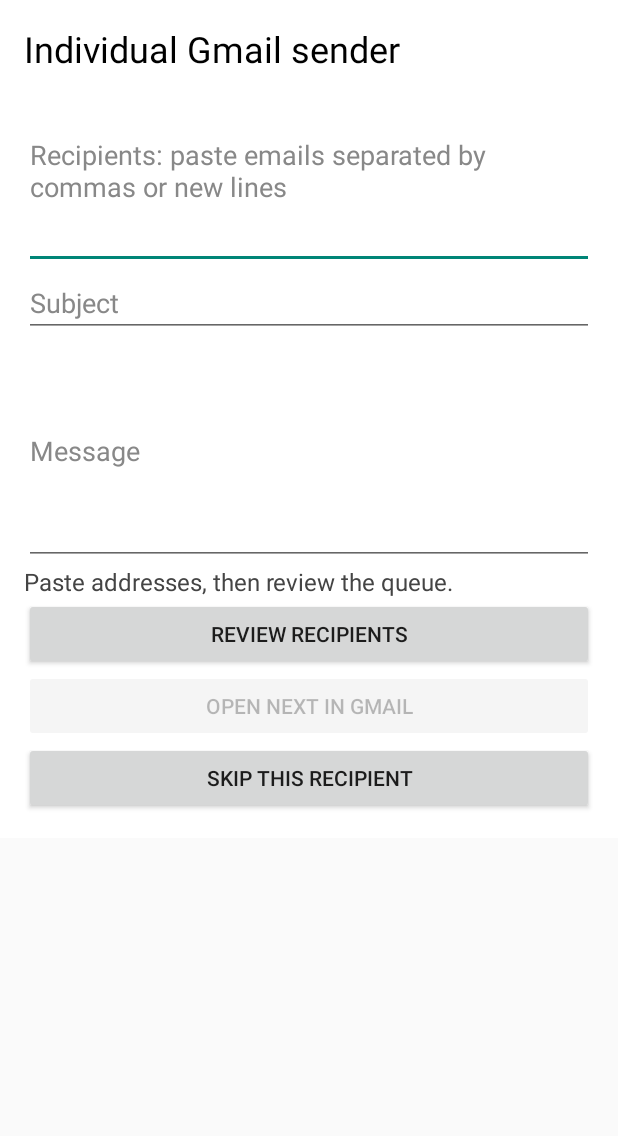
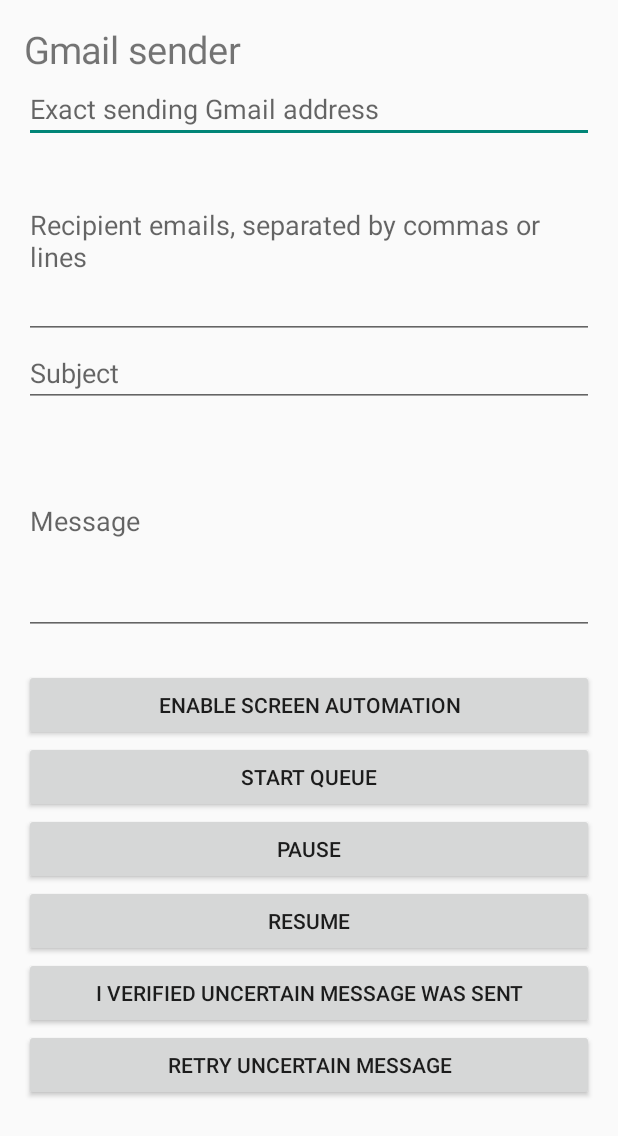
Before and after one commit to Wesal-Nowsher/gmailsender, an Android app: the screen it shows after launch (MainActivity), on a phone screen of 412 x 824 dp. Shown: the top 1136 px of the screen. Run offline under Robolectric (Android 15) with nearby library versions, the phone set to English and light mode, and no system bars; 1 statement that could not run was skipped.

Commit message:
Implement Gmail screen sender

```diff
--- a/app/src/main/java/com/wykasolutions/gmailsender/MainActivity.kt
+++ b/app/src/main/java/com/wykasolutions/gmailsender/MainActivity.kt
@@ -2,59 +2,40 @@ package com.wykasolutions.gmailsender
 
 import android.app.Activity
 import android.content.Intent
-import android.net.Uri
 import android.os.Bundle
-import android.graphics.Color
-import android.view.View
+import android.provider.Settings
 import android.widget.*
-import java.util.Locale
 
 class MainActivity : Activity() {
+ private lateinit var from: EditText
  private lateinit var recipients: EditText
  private lateinit var subject: EditText
  private lateinit var body: EditText
  private lateinit var status: TextView
- private lateinit var send: Button
- private var queue = listOf<String>()
- private var index = 0
  override fun onCreate(savedInstanceState: Bundle?) {
   super.onCreate(savedInstanceState)
-  val root = LinearLayout(this).apply { orientation = LinearLayout.VERTICAL; setPadding(24,24,24,24); setBackgroundColor(Color.WHITE) }
-  val title = TextView(this).apply { text = "Individual Gmail sender"; textSize = 24f; setTextColor(Color.BLACK) }
-  root.addView(title)
-  fun field(hint: String, lines: Int): EditText = EditText(this).apply { this.hint = hint; minLines = lines; setTextColor(Color.BLACK); setHintTextColor(Color.GRAY); root.addView(this) }
-  recipients = field("Recipients: paste emails separated by commas or new lines", 5)
-  subject = field("Subject", 1)
+  val layout = LinearLayout(this).apply { orientation = 1; setPadding(24, 24, 24, 24) }
+  fun field(hint: String, lines: Int = 1) = EditText(this).also { it.hint = hint; it.minLines = lines; layout.addView(it) }
+  layout.addView(TextView(this).apply { text = "Gmail sender"; textSize = 25f })
+  from = field("Exact sending Gmail address")
+  recipients = field("Recipient emails, separated by commas or lines", 5)
+  subject = field("Subject")
   body = field("Message", 6)
-  status = TextView(this).apply { text = "Paste addresses, then review the queue."; textSize = 16f; setTextColor(Color.DKGRAY); root.addView(this) }
-  val prepare = Button(this).apply { text = "Review recipients"; setOnClickListener { prepareQueue() } }
-  root.addView(prepare)
-  send = Button(this).apply { text = "Open next in Gmail"; isEnabled = false; setOnClickListener { openNext() } }
-  root.addView(send)
-  val skip = Button(this).apply { text = "Skip this recipient"; setOnClickListener { if (index < queue.size) { index++; updateStatus() } } }
-  root.addView(skip)
-  val scroller = ScrollView(this); scroller.addView(root); setContentView(scroller)
+  status = TextView(this).apply { textSize = 17f; layout.addView(this) }
+  layout.addView(Button(this).apply { text = "Enable screen automation"; setOnClickListener { startActivity(Intent(Settings.ACTION_ACCESSIBILITY_SETTINGS)) } })
+  layout.addView(Button(this).apply { text = "Start queue"; setOnClickListener {
+   if (GmailAutomation.instance == null) { status.text = "Enable screen automation first."; return@setOnClickListener }
+   val regex = Regex("^[A-Z0-9._%+\\-]+@[A-Z0-9.\\-]+\\.[A-Z]{2,}$", RegexOption.IGNORE_CASE)
+   val list = recipients.text.toString().split(Regex("[,;\\s]+")).map { it.trim() }.filter { regex.matches(it) }.distinctBy { it.lowercase() }
+   if (!regex.matches(from.text.toString().trim()) || list.isEmpty() || subject.text.isBlank() || body.text.isBlank()) { status.text = "Enter sender, valid recipients, subject and message."; return@setOnClickListener }
+   SendQueue.start(this@MainActivity, from.text.toString().trim(), list, subject.text.toString(), body.text.toString()); update()
+  } })
+  layout.addView(Button(this).apply { text = "Pause"; setOnClickListener { SendQueue.setState(this@MainActivity, "paused", "Paused by user"); update() } })
+  layout.addView(Button(this).apply { text = "Resume"; setOnClickListener { SendQueue.resume(this@MainActivity); update() } })
+  layout.addView(Button(this).apply { text = "I verified uncertain message was sent"; setOnClickListener { SendQueue.resolve(this@MainActivity, true); update() } })
+  layout.addView(Button(this).apply { text = "Retry uncertain message"; setOnClickListener { SendQueue.resolve(this@MainActivity, false); update() } })
+  setContentView(ScrollView(this).apply { addView(layout) }); update()
  }
- private fun prepareQueue() {
-  val regex = Regex("^[A-Z0-9._%+\\-]+@[A-Z0-9.\\-]+\\.[A-Z]{2,}$", RegexOption.IGNORE_CASE)
-  val raw = recipients.text.toString().split(Regex("[,;\\s]+")).map { it.trim() }.filter { it.isNotEmpty() }
-  val valid = raw.filter { regex.matches(it) }.distinctBy { it.lowercase(Locale.ROOT) }
-  queue = valid; index = 0
-  status.text = "${valid.size} unique valid addresses; ${raw.size-valid.size} invalid or duplicate. Review the list before continuing:\n" + valid.joinToString("\n")
-  send.isEnabled = valid.isNotEmpty() && subject.text.isNotBlank() && body.text.isNotBlank()
- }
- private fun updateStatus() { status.text = if (index >= queue.size) "Queue finished." else "Next: ${queue[index]} (${index+1}/${queue.size}). Confirm the account and tap Send in Gmail."; send.isEnabled = index < queue.size }
- private fun openNext() {
-  if (index >= queue.size) return
-  val address = queue[index]
-  val intent = Intent(Intent.ACTION_SENDTO).apply {
-   data = Uri.parse("mailto:" + Uri.encode(address))
-   setPackage("com.google.android.gm")
-   putExtra(Intent.EXTRA_EMAIL, arrayOf(address))
-   putExtra(Intent.EXTRA_SUBJECT, subject.text.toString())
-   putExtra(Intent.EXTRA_TEXT, body.text.toString())
-  }
-  try { startActivity(intent); index++; updateStatus() }
-  catch (_: Exception) { Toast.makeText(this, "Gmail is unavailable on this device", Toast.LENGTH_LONG).show() }
- }
+ private fun update() { status.text = SendQueue.summary(this) }
+ override fun onResume() { super.onResume(); if (::status.isInitialized) update() }
 }
```
